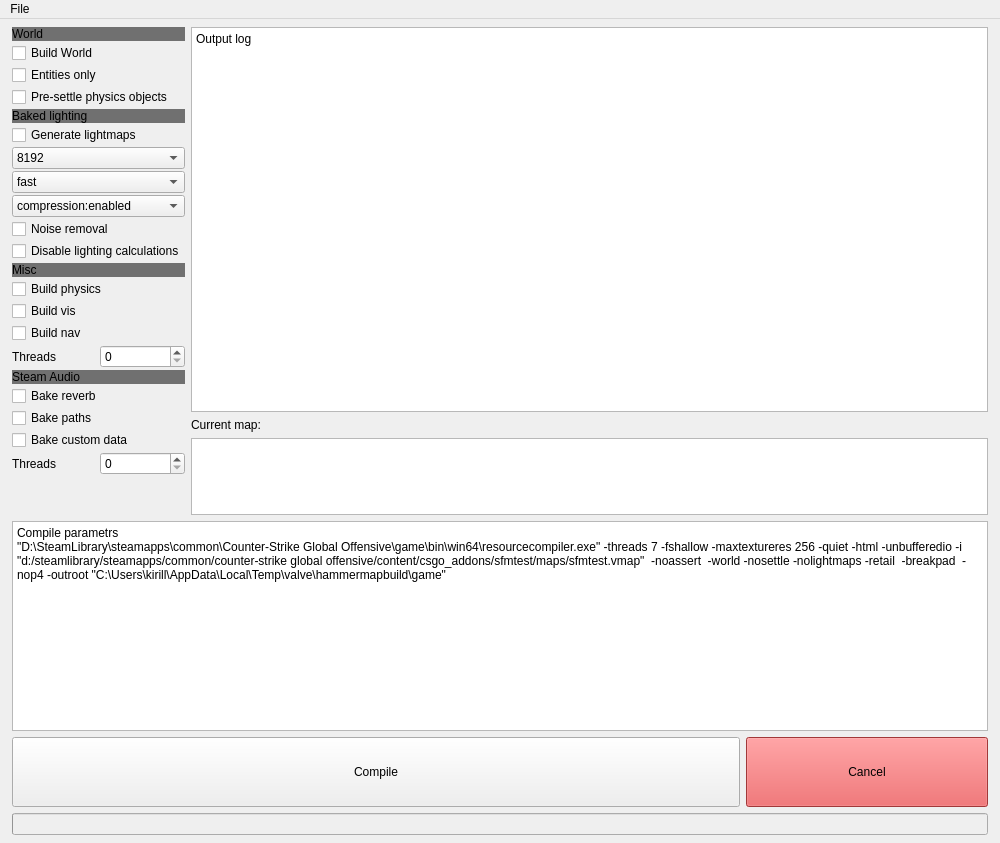
The window that ui/s2ec.ui (KETALx/s2_externalcoompiler) describes before a commit, drawn with Qt 5.
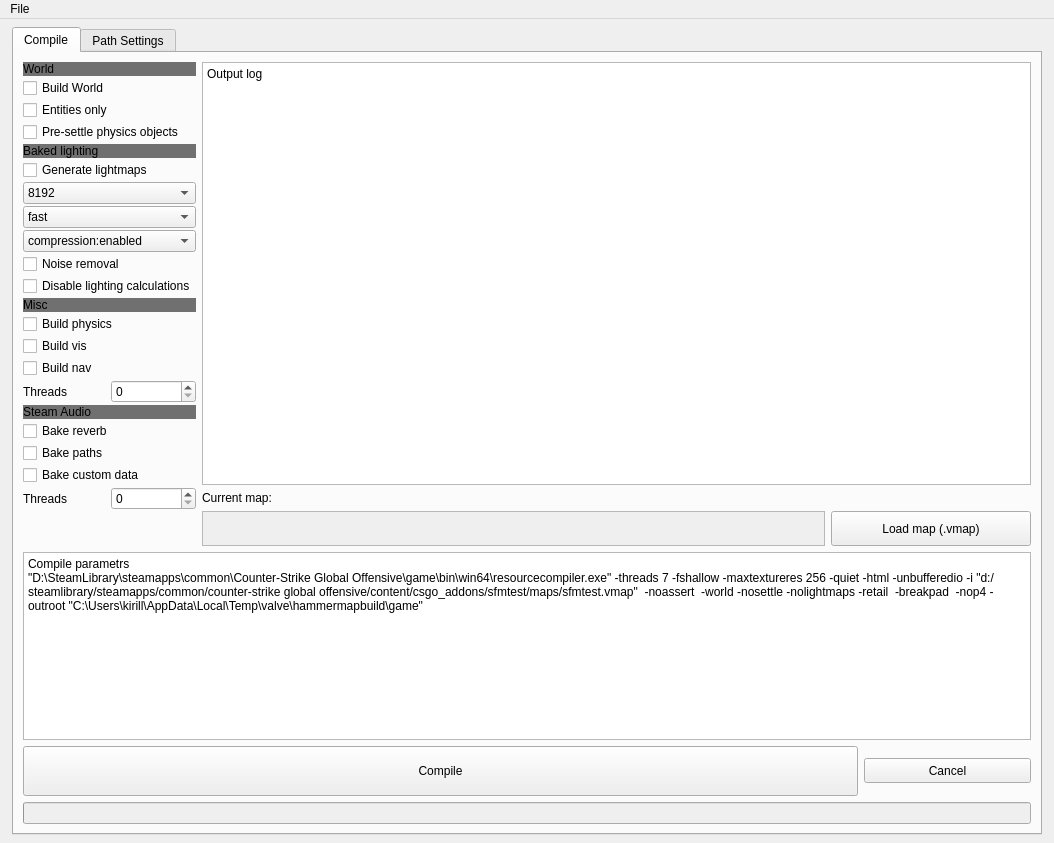
The same window after the commit. Icons and pictures are not drawn.

Patch:
```diff
--- a/ui/s2ec.ui
+++ b/ui/s2ec.ui
@@ -6,7 +6,7 @@
    <rect>
     <x>0</x>
     <y>0</y>
-    <width>1000</width>
+    <width>1054</width>
     <height>843</height>
    </rect>
   </property>
@@ -26,7 +26,7 @@
    <string>External source 2 compiler</string>
   </property>
   <widget class="QWidget" name="centralwidget">
-   <layout class="QGridLayout" name="gridLayout_2" rowstretch="0,0,0,0">
+   <layout class="QHBoxLayout" name="horizontalLayout_9">
     <property name="leftMargin">
      <number>12</number>
     </property>
@@ -39,7 +39,17 @@
     <property name="bottomMargin">
      <number>8</number>
     </property>
-    <item row="0" column="0">
+    <item>
+     <widget class="QTabWidget" name="tabWidget">
+      <property name="currentIndex">
+       <number>0</number>
+      </property>
+      <widget class="QWidget" name="CompileSettings">
+       <attribute name="title">
+        <string>Compile</string>
+       </attribute>
+       <layout class="QVBoxLayout" name="verticalLayout_2">
+        <item>
      <layout class="QHBoxLayout" name="horizontalLayout_5">
       <item>
        <layout class="QVBoxLayout" name="verticalLayout_4">
@@ -336,12 +346,18 @@
        </layout>
       </item>
       <item>
-       <layout class="QVBoxLayout" name="verticalLayout" stretch="5,0,1">
+           <layout class="QVBoxLayout" name="verticalLayout" stretch="0,0,0">
         <property name="spacing">
          <number>6</number>
         </property>
         <item>
          <widget class="QPlainTextEdit" name="plainTextEdit_4">
+              <property name="minimumSize">
+               <size>
+                <width>0</width>
+                <height>350</height>
+               </size>
+              </property>
           <property name="plainText">
            <string>Output log</string>
           </property>
@@ -355,7 +371,27 @@
          </widget>
         </item>
         <item>
+             <layout class="QHBoxLayout" name="horizontalLayout_8">
+              <item>
          <widget class="QPlainTextEdit" name="TextMapFilename">
+                <property name="enabled">
+                 <bool>false</bool>
+                </property>
+                <property name="sizePolicy">
+                 <sizepolicy hsizetype="Minimum" vsizetype="Minimum">
+                  <horstretch>0</horstretch>
+                  <verstretch>0</verstretch>
+                 </sizepolicy>
+                </property>
+                <property name="maximumSize">
+                 <size>
+                  <width>16777215</width>
+                  <height>35</height>
+                 </size>
+                </property>
+                <property name="documentTitle">
+                 <string/>
+                </property>
           <property name="readOnly">
            <bool>true</bool>
           </property>
@@ -364,11 +400,35 @@
           </property>
          </widget>
         </item>
+              <item>
+               <widget class="QPushButton" name="LoadVmap">
+                <property name="minimumSize">
+                 <size>
+                  <width>0</width>
+                  <height>25</height>
+                 </size>
+                </property>
+                <property name="maximumSize">
+                 <size>
+                  <width>200</width>
+                  <height>35</height>
+                 </size>
+                </property>
+                <property name="styleSheet">
+                 <string notr="true">qproperty-icon:url(:/icon_vmap/edit_in_place.png)</string>
+                </property>
+                <property name="text">
+                 <string>Load map (.vmap)</string>
+                </property>
+               </widget>
+              </item>
        </layout>
       </item>
      </layout>
     </item>
-    <item row="1" column="0">
+         </layout>
+        </item>
+        <item>
      <widget class="QPlainTextEdit" name="plainTextEdit_3">
       <property name="plainText">
        <string>Compile parametrs
@@ -376,8 +436,8 @@
       </property>
      </widget>
     </item>
-    <item row="2" column="0">
-     <layout class="QHBoxLayout" name="horizontalLayout_3" stretch="3,1">
+        <item>
+         <layout class="QHBoxLayout" name="horizontalLayout_3" stretch="5,1">
       <item>
        <widget class="QPushButton" name="pushButtonCompile">
         <property name="enabled">
@@ -389,6 +449,18 @@
           <verstretch>0</verstretch>
          </sizepolicy>
         </property>
+            <property name="minimumSize">
+             <size>
+              <width>0</width>
+              <height>50</height>
+             </size>
+            </property>
+            <property name="maximumSize">
+             <size>
+              <width>16777215</width>
+              <height>50</height>
+             </size>
+            </property>
         <property name="styleSheet">
          <string notr="true">qproperty-icon: url(:/icon_vmap/edit_in_place.png)</string>
         </property>
@@ -408,11 +480,17 @@
         <property name="minimumSize">
          <size>
           <width>0</width>
-          <height>70</height>
+              <height>0</height>
+             </size>
+            </property>
+            <property name="maximumSize">
+             <size>
+              <width>16777215</width>
+              <height>25</height>
          </size>
         </property>
         <property name="styleSheet">
-         <string notr="true">background-color: rgb(226, 78, 80)</string>
+             <string notr="true"/>
         </property>
         <property name="text">
          <string>Cancel</string>
@@ -421,7 +499,7 @@
       </item>
      </layout>
     </item>
-    <item row="3" column="0">
+        <item>
      <widget class="QProgressBar" name="progressBar">
       <property name="enabled">
        <bool>false</bool>
@@ -448,12 +526,21 @@
     </item>
    </layout>
   </widget>
+      <widget class="QWidget" name="PathSettings">
+       <attribute name="title">
+        <string>Path Settings</string>
+       </attribute>
+      </widget>
+     </widget>
+    </item>
+   </layout>
+  </widget>
   <widget class="QMenuBar" name="menubar">
    <property name="geometry">
     <rect>
      <x>0</x>
      <y>0</y>
-     <width>1000</width>
+     <width>1054</width>
      <height>22</height>
     </rect>
    </property>
```
Left out of the diff: 6 changed lines with no effect on the pictures. Lines whose indentation alone changed are shown as unchanged.
